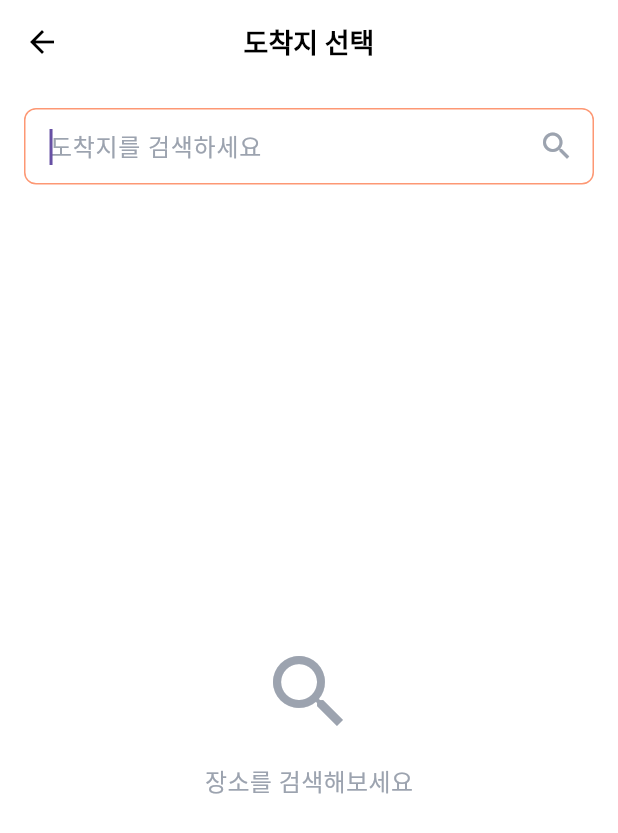
After one commit to gamjawon/DIVE-PROME, a Flutter app: the screen it shows after launch, after a tap on "도착지를 입력하세요", on a phone screen of 412 x 824 dp. The commit adds this screen. Shown: the top 833 px of the screen. Run offline on Flutter 3.47's test engine with Material 3 defaults, Android fonts, the phone set to English and light mode, and no system bars; our stand-ins replace flutter_dotenv, flutter_riverpod, flutter_svg, geolocator; missing offline and left inert: kakao_map_sdk; Roboto replaces fonts that are missing (Pretendard).

Commit message:
feat: 장소 검색 및 정보 불러오기 기능 추가

```diff
--- /dev/null
+++ b/frontend/lib/models/place_model.dart
@@ -0,0 +1,53 @@
+class Place {
+  final String id;
+  final String placeName;
+  final String addressName;
+  final String roadAddressName;
+  final double x; // 경도
+  final double y; // 위도
+  final String categoryName;
+
+  Place({
+    required this.id,
+    required this.placeName,
+    required this.addressName,
+    required this.roadAddressName,
+    required this.x,
+    required this.y,
+    required this.categoryName,
+  });
+
+  factory Place.fromJson(Map<String, dynamic> json) {
+    return Place(
+      id: json['id'] ?? '',
+      placeName: json['place_name'] ?? '',
+      addressName: json['address_name'] ?? '',
+      roadAddressName: json['road_address_name'] ?? '',
+      x: double.parse(json['x'] ?? '0'),
+      y: double.parse(json['y'] ?? '0'),
+      categoryName: json['category_name'] ?? '',
+    );
+  }
+
+  // 검색 결과 표시용 주소 (도로명 주소 우선, 없으면 지번 주소)
+  String get displayAddress =>
+      roadAddressName.isNotEmpty ? roadAddressName : addressName;
+}
+
+class PlaceSearchResponse {
+  final List<Place> documents;
+  final bool isEnd;
+
+  PlaceSearchResponse({required this.documents, required this.isEnd});
+
+  factory PlaceSearchResponse.fromJson(Map<String, dynamic> json) {
+    return PlaceSearchResponse(
+      documents:
+          (json['documents'] as List<dynamic>?)
+              ?.map((item) => Place.fromJson(item as Map<String, dynamic>))
+              .toList() ??
+          [],
+      isEnd: json['meta']?['is_end'] ?? true,
+    );
+  }
+}
--- a/frontend/lib/presentation/screens/home_screen.dart
+++ b/frontend/lib/presentation/screens/home_screen.dart
@@ -1,6 +1,9 @@
 import 'package:flutter/material.dart';
 import 'package:flutter_riverpod/flutter_riverpod.dart';
 import 'package:flutter_svg/flutter_svg.dart';
+import 'package:frontend/models/place_model.dart';
+import 'package:frontend/models/selected_place.dart';
+import 'package:frontend/presentation/screens/place_search_screen.dart';
 import 'package:frontend/providers/location_provider.dart';
 import 'package:kakao_map_sdk/kakao_map_sdk.dart';
 
@@ -44,11 +47,7 @@ class _HomeScreenState extends ConsumerState<HomeScreen> {
 
     return Scaffold(
       resizeToAvoidBottomInset: false,
-      body: GestureDetector(
-        onTap: () {
-          FocusScope.of(context).unfocus();
-        },
-        child: Stack(
+      body: Stack(
         children: [
           KakaoMap(
             option: KakaoMapOption(
@@ -79,7 +78,6 @@ class _HomeScreenState extends ConsumerState<HomeScreen> {
             child: SafeArea(child: BottomNavigationPanel()),
           ),
         ],
-        ),
       ),
     );
   }
@@ -191,6 +189,8 @@ class RouteForm extends StatefulWidget {
 class _RouteFormState extends State<RouteForm> {
   final TextEditingController _startController = TextEditingController();
   final TextEditingController _endController = TextEditingController();
+  SelectedPlace? _startPlace;
+  SelectedPlace? _endPlace;
   bool _isButtonEnabled = false;
 
   @override
@@ -210,16 +210,57 @@ class _RouteFormState extends State<RouteForm> {
 
   void _updateButtonState() {
     setState(() {
-      _isButtonEnabled =
-          _startController.text.trim().isNotEmpty &&
-          _endController.text.trim().isNotEmpty;
+      _isButtonEnabled = _startPlace != null && _endPlace != null;
     });
   }
 
   void _swapLocations() {
-    final temp = _startController.text;
+    final tempPlace = _startPlace;
+    final tempText = _startController.text;
+
+    setState(() {
+      _startPlace = _endPlace;
+      _endPlace = tempPlace;
       _startController.text = _endController.text;
-    _endController.text = temp;
+      _endController.text = tempText;
+    });
+    _updateButtonState();
+  }
+
+  Future<void> _selectStartPlace() async {
+    final result = await Navigator.push<Place>(
+      context,
+      MaterialPageRoute(
+        builder: (context) =>
+            PlaceSearchScreen(title: '출발지 선택', hintText: '출발지를 검색하세요'),
+      ),
+    );
+
+    if (result != null) {
+      setState(() {
+        _startPlace = SelectedPlace.fromPlace(result);
+        _startController.text = _startPlace!.name;
+      });
+      _updateButtonState();
+    }
+  }
+
+  Future<void> _selectEndPlace() async {
+    final result = await Navigator.push<Place>(
+      context,
+      MaterialPageRoute(
+        builder: (context) =>
+            PlaceSearchScreen(title: '도착지 선택', hintText: '도착지를 검색하세요'),
+      ),
+    );
+
+    if (result != null) {
+      setState(() {
+        _endPlace = SelectedPlace.fromPlace(result);
+        _endController.text = _endPlace!.name;
+      });
+      _updateButtonState();
+    }
   }
 
   @override
@@ -267,6 +308,9 @@ class _RouteFormState extends State<RouteForm> {
                     borderRadius: BorderRadius.circular(8),
                   ),
                 ),
+                child: GestureDetector(
+                  onTap: _selectStartPlace,
+                  child: AbsorbPointer(
                     child: TextField(
                       controller: _startController,
                       decoration: InputDecoration(
@@ -290,6 +334,8 @@ class _RouteFormState extends State<RouteForm> {
                         fontWeight: FontWeight.w500,
                         height: 1.50,
                         letterSpacing: 0.09,
+                      ),
+                    ),
                   ),
                 ),
               ),
@@ -319,6 +365,9 @@ class _RouteFormState extends State<RouteForm> {
                     borderRadius: BorderRadius.circular(8),
                   ),
                 ),
+                child: GestureDetector(
+                  onTap: _selectEndPlace,
+                  child: AbsorbPointer(
                     child: TextField(
                       controller: _endController,
                       decoration: InputDecoration(
@@ -342,6 +391,8 @@ class _RouteFormState extends State<RouteForm> {
                         fontWeight: FontWeight.w500,
                         height: 1.50,
                         letterSpacing: 0.09,
+                      ),
+                    ),
                   ),
                 ),
               ),
@@ -382,9 +433,11 @@ class _RouteFormState extends State<RouteForm> {
                 onTap: _isButtonEnabled
                     ? () {
                         // 길찾기 API 연결 예정
+                        if (_startPlace != null && _endPlace != null) {
                           print(
-                          '길찾기: ${_startController.text} -> ${_endController.text}',
+                            '길찾기: ${_startPlace!.name} (${_startPlace!.latitude}, ${_startPlace!.longitude}) -> ${_endPlace!.name} (${_endPlace!.latitude}, ${_endPlace!.longitude})',
                           );
+                        }
                       }
                     : null,
                 child: Center(
--- /dev/null
+++ b/frontend/lib/presentation/screens/place_search_screen.dart
@@ -0,0 +1,250 @@
+import 'package:flutter/material.dart';
+import 'package:frontend/models/place_model.dart';
+import 'package:frontend/services/kakao_local_service.dart';
+
+class PlaceSearchScreen extends StatefulWidget {
+  final String title;
+  final String hintText;
+
+  const PlaceSearchScreen({
+    super.key,
+    required this.title,
+    required this.hintText,
+  });
+
+  @override
+  State<PlaceSearchScreen> createState() => _PlaceSearchScreenState();
+}
+
+class _PlaceSearchScreenState extends State<PlaceSearchScreen> {
+  final TextEditingController _searchController = TextEditingController();
+  final KakaoLocalService _kakaoLocalService = KakaoLocalService();
+
+  List<Place> _searchResults = [];
+  bool _isLoading = false;
+  String _errorMessage = '';
+
+  @override
+  void dispose() {
+    _searchController.dispose();
+    super.dispose();
+  }
+
+  void _searchPlaces(String query) async {
+    if (query.trim().isEmpty) {
+      setState(() {
+        _searchResults = [];
+        _errorMessage = '';
+      });
+      return;
+    }
+
+    setState(() {
+      _isLoading = true;
+      _errorMessage = '';
+    });
+
+    try {
+      final response = await _kakaoLocalService.searchPlaces(query: query);
+      setState(() {
+        _searchResults = response.documents;
+        _isLoading = false;
+      });
+    } catch (e) {
+      setState(() {
+        _isLoading = false;
+        _errorMessage = '검색 중 오류가 발생했습니다.';
+        _searchResults = [];
+      });
+    }
+  }
+
+  void _selectPlace(Place place) {
+    Navigator.pop(context, place);
+  }
+
+  @override
+  Widget build(BuildContext context) {
+    return Scaffold(
+      backgroundColor: Colors.white,
+      appBar: AppBar(
+        backgroundColor: Colors.white,
+        elevation: 0,
+        leading: IconButton(
+          icon: Icon(Icons.arrow_back, color: Colors.black),
+          onPressed: () => Navigator.pop(context),
+        ),
+        title: Text(
+          widget.title,
+          style: TextStyle(
+            color: Colors.black,
+            fontSize: 18,
+            fontFamily: 'Pretendard',
+            fontWeight: FontWeight.w600,
+          ),
+        ),
+        centerTitle: true,
+      ),
+      body: Column(
+        children: [
+          // 검색 입력 필드
+          Container(
+            margin: EdgeInsets.all(16),
+            decoration: BoxDecoration(
+              color: Colors.white,
+              borderRadius: BorderRadius.circular(8),
+              border: Border.all(color: Color(0xFFFD9874), width: 1.0),
+            ),
+            child: TextField(
+              controller: _searchController,
+              autofocus: true,
+              onChanged: _searchPlaces,
+              decoration: InputDecoration(
+                hintText: widget.hintText,
+                hintStyle: TextStyle(
+                  color: Color(0xFF9CA3AF),
+                  fontSize: 16,
+                  fontFamily: 'Pretendard',
+                  fontWeight: FontWeight.w500,
+                ),
+                border: InputBorder.none,
+                contentPadding: EdgeInsets.symmetric(
+                  horizontal: 16,
+                  vertical: 12,
+                ),
+                suffixIcon: _searchController.text.isNotEmpty
+                    ? IconButton(
+                        icon: Icon(Icons.clear, color: Color(0xFF9CA3AF)),
+                        onPressed: () {
+                          _searchController.clear();
+                          _searchPlaces('');
+                        },
+                      )
+                    : Icon(Icons.search, color: Color(0xFF9CA3AF)),
+              ),
+              style: TextStyle(
+                color: Color(0xFF374151),
+                fontSize: 16,
+                fontFamily: 'Pretendard',
+                fontWeight: FontWeight.w500,
+              ),
+            ),
+          ),
+
+          // 검색 결과 목록
+          Expanded(child: _buildSearchResults()),
+        ],
+      ),
+    );
+  }
+
+  Widget _buildSearchResults() {
+    if (_isLoading) {
+      return Center(child: CircularProgressIndicator(color: Color(0xFFFF5930)));
+    }
+
+    if (_errorMessage.isNotEmpty) {
+      return Center(
+        child: Text(
+          _errorMessage,
+          style: TextStyle(
+            color: Colors.red,
+            fontSize: 16,
+            fontFamily: 'Pretendard',
+            fontWeight: FontWeight.w500,
+          ),
+        ),
+      );
+    }
+
+    if (_searchController.text.trim().isEmpty) {
+      return Center(
+        child: Column(
+          mainAxisAlignment: MainAxisAlignment.center,
+          children: [
+            Icon(Icons.search, size: 64, color: Color(0xFF9CA3AF)),
+            SizedBox(height: 16),
+            Text(
+              '장소를 검색해보세요',
+              style: TextStyle(
+                color: Color(0xFF9CA3AF),
+                fontSize: 16,
+                fontFamily: 'Pretendard',
+                fontWeight: FontWeight.w500,
+              ),
+            ),
+          ],
+        ),
+      );
+    }
+
+    if (_searchResults.isEmpty) {
+      return Center(
+        child: Text(
+          '검색 결과가 없습니다',
+          style: TextStyle(
+            color: Color(0xFF9CA3AF),
+            fontSize: 16,
+            fontFamily: 'Pretendard',
+            fontWeight: FontWeight.w500,
+          ),
+        ),
+      );
+    }
+
+    return ListView.separated(
+      padding: EdgeInsets.symmetric(horizontal: 16),
+      itemCount: _searchResults.length,
+      separatorBuilder: (context, index) =>
+          Divider(height: 1, color: Color(0xFFF0F0F0)),
+      itemBuilder: (context, index) {
+        final place = _searchResults[index];
+        return ListTile(
+          contentPadding: EdgeInsets.symmetric(vertical: 8),
+          onTap: () => _selectPlace(place),
+          title: Text(
+            place.placeName,
+            style: TextStyle(
+              color: Colors.black,
+              fontSize: 16,
+              fontFamily: 'Pretendard',
+              fontWeight: FontWeight.w600,
+            ),
+          ),
+          subtitle: Column(
+            crossAxisAlignment: CrossAxisAlignment.start,
+            children: [
+              if (place.categoryName.isNotEmpty) ...[
+                SizedBox(height: 4),
+                Text(
+                  place.categoryName,
+                  style: TextStyle(
+                    color: Color(0xFF9CA3AF),
+                    fontSize: 12,
+                    fontFamily: 'Pretendard',
+                    fontWeight: FontWeight.w400,
+                  ),
+                ),
+              ],
+              SizedBox(height: 4),
+              Text(
+                place.displayAddress,
+                style: TextStyle(
+                  color: Color(0xFF6B7280),
+                  fontSize: 14,
+                  fontFamily: 'Pretendard',
+                  fontWeight: FontWeight.w400,
+                ),
+              ),
+            ],
+          ),
+          trailing: Icon(
+            Icons.arrow_forward_ios,
+            size: 16,
+            color: Color(0xFF9CA3AF),
+          ),
+        );
+      },
+    );
+  }
+}
--- a/frontend/pubspec.yaml
+++ b/frontend/pubspec.yaml
@@ -36,7 +36,7 @@ dependencies:
   flutter_riverpod: ^2.4.9
   geolocator: ^10.1.0
   permission_handler: ^11.2.0
-  geocoding: ^2.1.1
+  http: ^1.2.0
 
   # The following adds the Cupertino Icons font to your application.
   # Use with the CupertinoIcons class for iOS style icons.
```
Also changed, not shown: frontend/lib/models/selected_place.dart (added, +27 -0 lines), frontend/lib/services/kakao_local_service.dart (added, +79 -0 lines), frontend/lib/services/location_service.dart (+7 -10 lines), frontend/pubspec.lock. Lines whose indentation alone changed are shown as unchanged.
